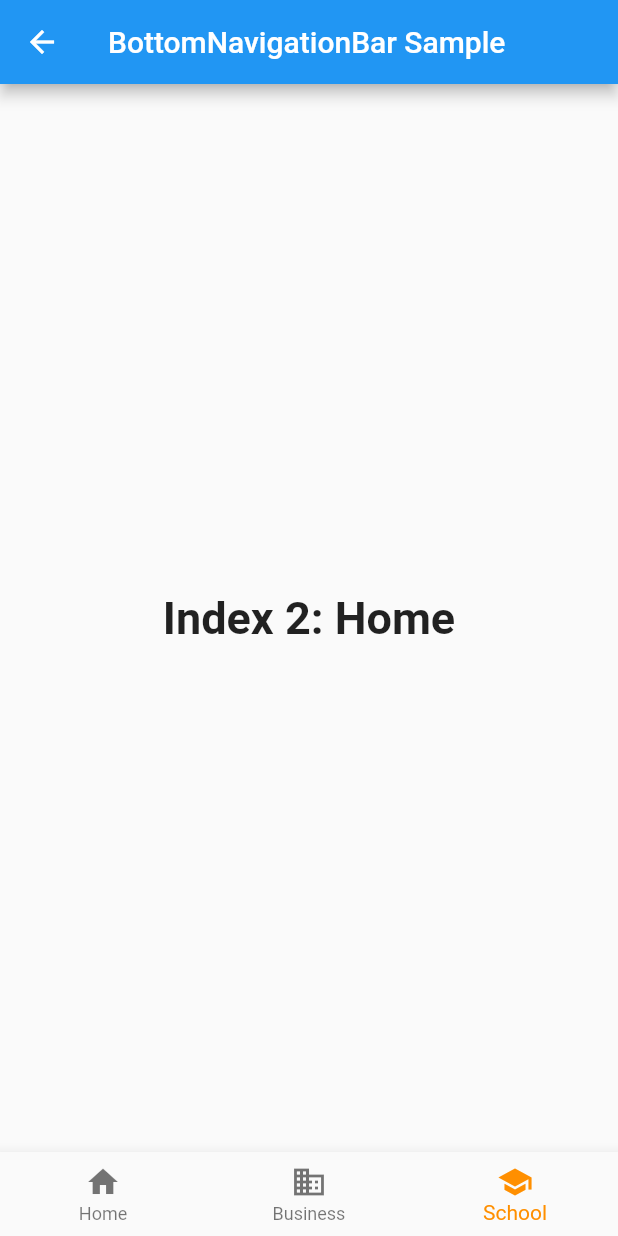
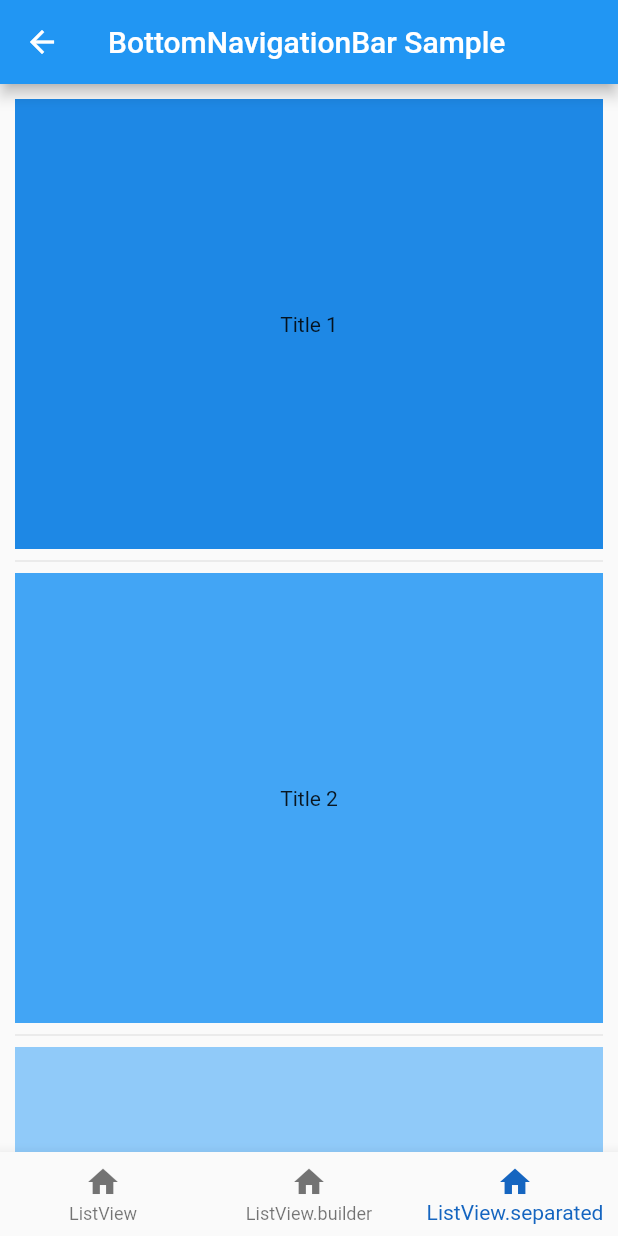
Before and after one commit to oquad/intership2021, a Flutter app: the ListViewScreen screen opened directly, item 3 of the bottom bar chosen, on a phone screen of 412 x 824 dp. Run offline on Flutter 3.47's test engine with Material 2 defaults, Android fonts, the phone set to English and light mode, and no system bars.

Commit message:
Refactored "list_view.dart"

```diff
--- a/lib/list_view.dart
+++ b/lib/list_view.dart
@@ -1,55 +1,5 @@
 import 'package:flutter/material.dart';
-//
-//class ListViewScreen extends StatelessWidget {
-//  final List<String> titleList = <String>[' Title 1', 'Title 2', 'Title 3'];
-//  // List of titles for entries which will be used in ListView widgets
-//  final List<int> colorCodes = <int>[600, 400, 200];
-//  // List of bla-bla-bla
-//
-//  @override
-//  Widget build(BuildContext context) {
-//    return Scaffold(
-//      appBar: AppBar(
-//        // Here we take the value from the MyHomePage object that was created by
-//        // the App.build method, and use it to set our appbar title.
-//        title: Text('ListView Demo'),
-//      ),
-//      body: Center(
-//        child: Text('123'),
-//      ), // This trailing comma makes auto-formatting nicer for build methods.
-//      bottomNavigationBar: BottomNavigationBar(
-//        items: const <BottomNavigationBarItem>[
-//          BottomNavigationBarItem(
-//            icon: Icon(Icons.home),
-//            label: '1',
-//          ),
-//          BottomNavigationBarItem(
-//            icon: Icon(Icons.home),
-//            label: '2',
-//          ),
-//          BottomNavigationBarItem(
-//            icon: Icon(Icons.home),
-//            label: '3',
-//          ),
-//        ],
-//        currentIndex: 0,
-//        onTap: (index) {},
-//      ),
-//    );
-//  }
-//}
 
-/// Flutter code sample for BottomNavigationBar
-
-// This example shows a [BottomNavigationBar] as it is used within a [Scaffold]
-// widget. The [BottomNavigationBar] has three [BottomNavigationBarItem]
-// widgets, which means it defaults to [BottomNavigationBarType.fixed], and
-// the [currentIndex] is set to index 0. The selected item is
-// amber. The `_onItemTapped` function changes the selected item's index
-// and displays a corresponding message in the center of the [Scaffold].
-
-
-/// This is the stateful widget that the main application instantiates.
 class ListViewScreen extends StatefulWidget {
   const ListViewScreen({Key? key}) : super(key: key);
 
@@ -57,40 +7,27 @@ class ListViewScreen extends StatefulWidget {
   State<ListViewScreen> createState() => _ListViewScreenState();
 }
 
-/// This is the private State class that goes with MyStatefulWidget.
+/// Private State class that goes with [ListViewScreen]
 class _ListViewScreenState extends State<ListViewScreen> {
-  static Widget text() {
-    return Text(
-      'Index 0: Home',
-      style: optionStyle,
-    );
-  }
-  static Widget text2() {
-    return ListView.builder(
-      itemCount: 10,
-      itemBuilder: (_, __) => const Text('Foo'),
-      );
-  }
-  static Widget text3() {
-    return Text(
-      'Index 2: Home',
-      style: optionStyle,
-    );
-  }
-  int _selectedIndex = 0;
-  static const TextStyle optionStyle =
-      TextStyle(fontSize: 30, fontWeight: FontWeight.bold);
-  static final List<Function> _widgetOptions = <Function>[
-    text,
-    text2,
-    text3,
+  /// List of titles for entries which will be used in [ListView] widgets
+  static final List<String> titleList = <String>[
+    'Title 1',
+    'Title 2',
+    'Title 3'
   ];
 
-  void _onItemTapped(int index) {
-    setState(() {
-      _selectedIndex = index;
-    });
-  }
+  /// List of color codes for Container Colors in [ListView] builders
+  static final List<int> colorCodes = <int>[600, 400, 200];
+
+  /// List of functions what changes widgets on clicking buttons in [BottomNavigationBar]
+  static final List<Function> _widgetOptions = <Function>[
+    listViewBuilder,
+    listViewBuilderBuilder,
+    listViewSeparatedBuilder,
+  ];
+
+  /// Value of currently showing element from [_widgetOptions] for body of [Scaffold]
+  int _selectedIndex = 0;
 
   @override
   Widget build(BuildContext context) {
@@ -105,21 +42,67 @@ class _ListViewScreenState extends State<ListViewScreen> {
         items: const <BottomNavigationBarItem>[
           BottomNavigationBarItem(
             icon: Icon(Icons.home),
-            label: 'Home',
+            label: 'ListView',
           ),
           BottomNavigationBarItem(
-            icon: Icon(Icons.business),
-            label: 'Business',
+            icon: Icon(Icons.home),
+            label: 'ListView.builder',
           ),
           BottomNavigationBarItem(
-            icon: Icon(Icons.school),
-            label: 'School',
+            icon: Icon(Icons.home),
+            label: 'ListView.separated',
           ),
         ],
         currentIndex: _selectedIndex,
-        selectedItemColor: Colors.amber[800],
-        onTap: _onItemTapped,
+        selectedItemColor: Colors.blue[800],
+        onTap: (index) => setState(() {
+          _selectedIndex = index;
+        }),
       ),
     );
   }
+
+  /// Variant of widget that uses [ListView] constructor
+  static Widget listViewBuilder() {
+    return ListView(
+      padding: const EdgeInsets.all(10),
+      children: <Widget>[
+        for (var i = 0; i < titleList.length; i++)
+          Container(
+              width: 600,
+              color: Colors.blue[colorCodes[i]],
+              child: Center(child: Text('${titleList[i]}'))),
+      ],
+      scrollDirection: Axis.horizontal,
+    );
+  }
+
+  /// Variant of widget that uses [ListView.builder] constructor
+  static Widget listViewBuilderBuilder() {
+    return ListView.builder(
+      padding: const EdgeInsets.all(10),
+      itemCount: titleList.length,
+      itemBuilder: (_, int index) {
+        return Container(
+            height: 300,
+            color: Colors.blue[colorCodes[index]],
+            child: Center(child: Text('${titleList[index]}')));
+      },
+    );
+  }
+
+  /// Variant of widget that uses [ListView.separated] constructor
+  static Widget listViewSeparatedBuilder() {
+    return ListView.separated(
+      padding: const EdgeInsets.all(10),
+      itemCount: titleList.length,
+      itemBuilder: (_, int index) {
+        return Container(
+            height: 300,
+            color: Colors.blue[colorCodes[index]],
+            child: Center(child: Text('${titleList[index]}')));
+      },
+      separatorBuilder: (_, __) => const Divider(),
+    );
+  }
 }
```
